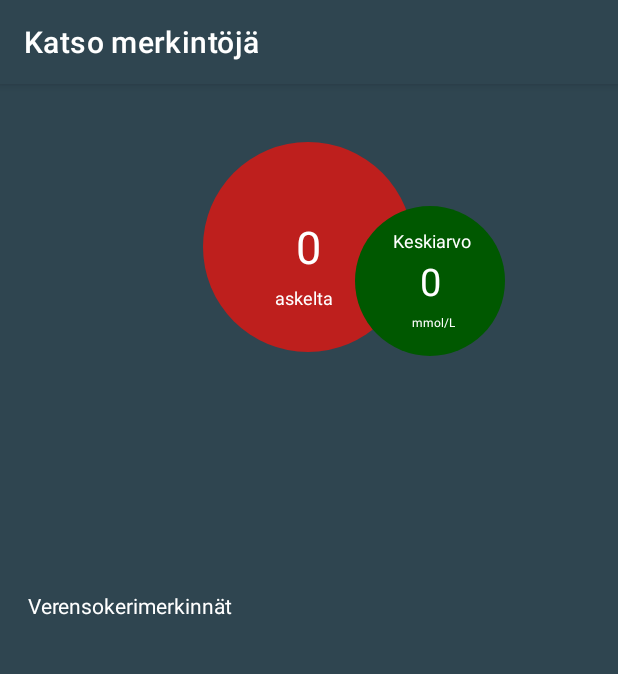
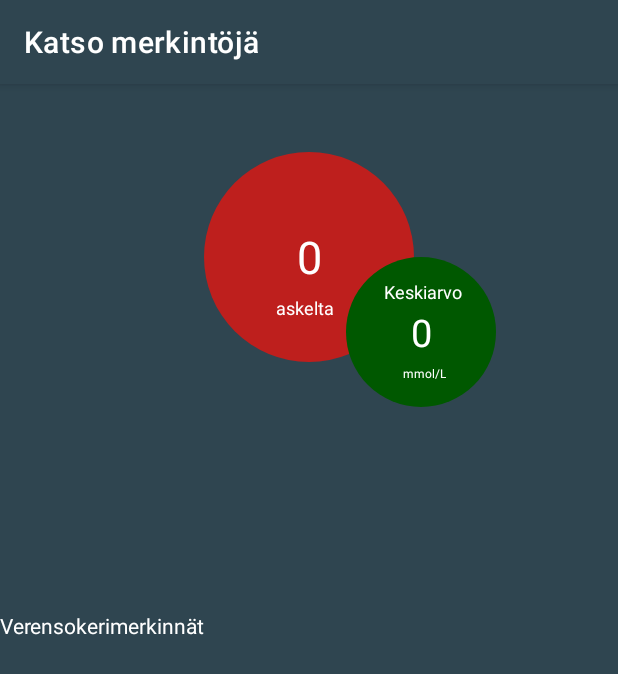
Before and after one commit to RaikasNeiti/Ryhm-kaakko-Android-Project, an Android app: the activity_entry_display screen opened directly, with no data from a screen before it, on a phone screen of 412 x 824 dp. Shown: the top 674 px of the screen. Run offline under Robolectric (Android 15) with nearby library versions, the phone set to English and light mode, and no system bars; 3 statements that could not run were skipped.

Commit message:
lisää konstraittejä

```diff
--- a/app/src/main/java/com/example/ryhmakaakkoapplication/activity_goal_entry.java
+++ b/app/src/main/java/com/example/ryhmakaakkoapplication/activity_goal_entry.java
@@ -28,7 +28,7 @@ public class activity_goal_entry extends AppCompatActivity {
         stepslider.setLabelFormatter(value -> value + " askelta");
         SharedPreferences sp =
                 getSharedPreferences("Kaakko", Context.MODE_PRIVATE);
-        sugarslider.setValues(sp.getFloat("minSugar", 0), sp.getFloat("maxSugar", 0));
+        sugarslider.setValues(sp.getFloat("minSugar", 0), sp.getFloat("maxSugar", 12));
         stepslider.setValue(sp.getInt("stepGoal", 10000));
         stepslider.addOnChangeListener(new Slider.OnChangeListener() {
             @Override
--- a/app/src/main/res/layout/activity_diary_entry.xml
+++ b/app/src/main/res/layout/activity_diary_entry.xml
@@ -48,4 +48,5 @@
         app:layout_constraintEnd_toEndOf="@+id/editText"
         app:layout_constraintStart_toStartOf="@+id/editText"
         app:layout_constraintTop_toTopOf="parent" />
+
 </androidx.constraintlayout.widget.ConstraintLayout>
--- a/app/src/main/res/layout/activity_entry_display.xml
+++ b/app/src/main/res/layout/activity_entry_display.xml
@@ -8,25 +8,21 @@
 
     <ListView
         android:id="@+id/entriesListView"
-        android:layout_width="401dp"
-        android:layout_height="397dp"
-        app:layout_constraintBottom_toBottomOf="parent"
+        android:layout_width="398dp"
+        android:layout_height="366dp"
         app:layout_constraintEnd_toEndOf="parent"
         app:layout_constraintStart_toStartOf="parent"
-        app:layout_constraintTop_toTopOf="parent"
-        app:layout_constraintVertical_bias="1.0" />
+        app:layout_constraintTop_toTopOf="@+id/guideline5" />
 
     <TextView
         android:id="@+id/bloodsugarTitle"
         android:layout_width="157dp"
         android:layout_height="45dp"
-        android:layout_marginEnd="236dp"
-        android:layout_marginRight="236dp"
         android:gravity="center_vertical"
         android:text="Verensokerimerkinnät"
         android:textColor="#FFFFFF"
-        app:layout_constraintBottom_toTopOf="@+id/entriesListView"
-        app:layout_constraintEnd_toEndOf="parent" />
+        app:layout_constraintBottom_toTopOf="@+id/guideline5"
+        app:layout_constraintStart_toStartOf="parent" />
 
     <TextView
         android:id="@+id/steps"
@@ -38,11 +34,11 @@
         android:text="0"
         android:textColor="@color/white"
         android:textSize="30sp"
-        app:layout_constraintBottom_toBottomOf="parent"
-        app:layout_constraintEnd_toEndOf="parent"
+        app:layout_constraintBottom_toTopOf="@+id/guideline6"
+        app:layout_constraintEnd_toStartOf="@+id/guideline"
         app:layout_constraintHorizontal_bias="0.498"
-        app:layout_constraintStart_toStartOf="parent"
-        app:layout_constraintTop_toTopOf="parent"
+        app:layout_constraintStart_toStartOf="@+id/guideline"
+        app:layout_constraintTop_toTopOf="@+id/guideline6"
         app:layout_constraintVertical_bias="0.062" />
 
     <TextView
@@ -55,12 +51,8 @@
         android:text="0"
         android:textColor="@color/white"
         android:textSize="25sp"
-        app:layout_constraintBottom_toBottomOf="parent"
-        app:layout_constraintEnd_toEndOf="parent"
-        app:layout_constraintHorizontal_bias="0.758"
-        app:layout_constraintStart_toStartOf="parent"
-        app:layout_constraintTop_toTopOf="parent"
-        app:layout_constraintVertical_bias="0.122" />
+        app:layout_constraintStart_toStartOf="@+id/guideline7"
+        app:layout_constraintTop_toTopOf="@+id/guideline6" />
 
     <TextView
         android:id="@+id/stepsDesc"
@@ -119,5 +111,26 @@
         app:layout_constraintTop_toTopOf="@+id/bloodsugar"
         app:layout_constraintVertical_bias="0.178" />
 
+    <androidx.constraintlayout.widget.Guideline
+        android:id="@+id/guideline5"
+        android:layout_width="wrap_content"
+        android:layout_height="wrap_content"
+        android:orientation="horizontal"
+        app:layout_constraintGuide_percent="0.5" />
+
+    <androidx.constraintlayout.widget.Guideline
+        android:id="@+id/guideline6"
+        android:layout_width="wrap_content"
+        android:layout_height="wrap_content"
+        android:orientation="horizontal"
+        app:layout_constraintGuide_percent="0.15" />
+
+    <androidx.constraintlayout.widget.Guideline
+        android:id="@+id/guideline7"
+        android:layout_width="wrap_content"
+        android:layout_height="wrap_content"
+        android:orientation="vertical"
+        app:layout_constraintGuide_percent="0.56" />
+
 
 </androidx.constraintlayout.widget.ConstraintLayout>
--- a/app/src/main/res/layout/activity_goal_entry.xml
+++ b/app/src/main/res/layout/activity_goal_entry.xml
@@ -11,9 +11,9 @@
         android:id="@+id/stepslider"
         android:layout_width="400dp"
         android:layout_height="10dp"
+        android:stepSize="100"
         android:valueFrom="0"
         android:valueTo="50000"
-        android:stepSize="100.0"
         app:layout_constraintBottom_toBottomOf="parent"
         app:layout_constraintEnd_toEndOf="parent"
         app:layout_constraintStart_toStartOf="parent"
@@ -25,8 +25,8 @@
         android:layout_width="400dp"
         android:layout_height="10dp"
         android:stepSize="0.1"
-        android:valueFrom="4.0"
-        android:valueTo="10.0"
+        android:valueFrom="0"
+        android:valueTo="14"
         app:layout_constraintBottom_toBottomOf="parent"
         app:layout_constraintEnd_toEndOf="parent"
         app:layout_constraintHorizontal_bias="0.363"
```
Also changed, not shown: 10 other files.
